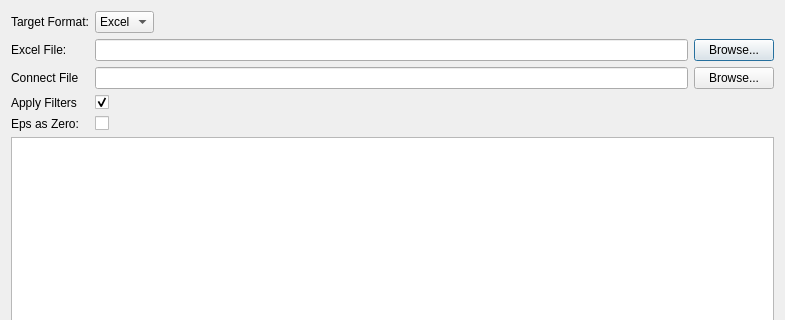
Qt form src/gdxviewer/exportdialog.ui (GAMS-dev/studio) before a commit; both pictures show x 0 to 785 and y 0 to 320 of the 785 by 627 pixel window.
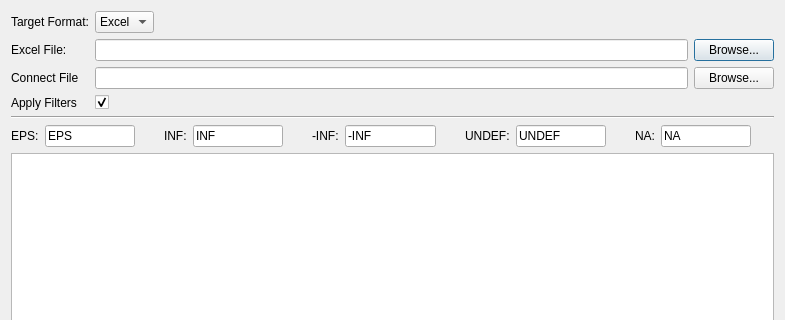
The same form after that commit.

Commit message: Allow customization of special values in export dialog

```diff
--- a/src/gdxviewer/exportdialog.ui
+++ b/src/gdxviewer/exportdialog.ui
@@ -19,9 +19,30 @@
   <layout class="QVBoxLayout" name="verticalLayout">
    <item>
     <layout class="QGridLayout" name="gridLayout">
+     <item row="0" column="0">
+      <widget class="QLabel" name="lTargetFormat">
+       <property name="text">
+        <string>Target Format:</string>
+       </property>
+      </widget>
+     </item>
+     <item row="1" column="2">
+      <widget class="QPushButton" name="pbBrowseExcel">
+       <property name="text">
+        <string>Browse...</string>
+       </property>
+      </widget>
+     </item>
      <item row="2" column="1">
       <widget class="QLineEdit" name="leConnect"/>
      </item>
+     <item row="3" column="0">
+      <widget class="QLabel" name="label">
+       <property name="text">
+        <string>Apply Filters</string>
+       </property>
+      </widget>
+     </item>
      <item row="3" column="1">
       <widget class="QCheckBox" name="cbFilter">
        <property name="text">
@@ -32,6 +53,30 @@
        </property>
       </widget>
      </item>
+     <item row="2" column="0">
+      <widget class="QLabel" name="label_2">
+       <property name="text">
+        <string>Connect File</string>
+       </property>
+      </widget>
+     </item>
+     <item row="2" column="2">
+      <widget class="QPushButton" name="pbBrowseConnect">
+       <property name="text">
+        <string>Browse...</string>
+       </property>
+      </widget>
+     </item>
+     <item row="1" column="1">
+      <widget class="QLineEdit" name="leExcel"/>
+     </item>
+     <item row="1" column="0">
+      <widget class="QLabel" name="lExcel">
+       <property name="text">
+        <string>Excel File:</string>
+       </property>
+      </widget>
+     </item>
      <item row="0" column="1">
       <layout class="QHBoxLayout" name="horizontalLayout_2">
        <item>
@@ -58,64 +103,192 @@
        </item>
       </layout>
      </item>
-     <item row="0" column="0">
-      <widget class="QLabel" name="lTargetFormat">
-       <property name="text">
-        <string>Target Format:</string>
-       </property>
-      </widget>
+    </layout>
+   </item>
+   <item>
+    <widget class="Line" name="line">
+     <property name="orientation">
+      <enum>Qt::Horizontal</enum>
+     </property>
+    </widget>
+   </item>
+   <item>
+    <layout class="QHBoxLayout" name="horizontalLayout_8">
+     <item>
+      <layout class="QHBoxLayout" name="horizontalLayout_3">
+       <item>
+        <widget class="QLabel" name="label_4">
+         <property name="text">
+          <string>EPS:</string>
+         </property>
+        </widget>
+       </item>
+       <item>
+        <widget class="QLineEdit" name="leEps">
+         <property name="enabled">
+          <bool>true</bool>
+         </property>
+         <property name="sizePolicy">
+          <sizepolicy hsizetype="Expanding" vsizetype="Fixed">
+           <horstretch>0</horstretch>
+           <verstretch>0</verstretch>
+          </sizepolicy>
+         </property>
+         <property name="text">
+          <string>EPS</string>
+         </property>
+        </widget>
+       </item>
+       <item>
+        <spacer name="horizontalSpacer_3">
+         <property name="orientation">
+          <enum>Qt::Horizontal</enum>
+         </property>
+         <property name="sizeHint" stdset="0">
+          <size>
+           <width>40</width>
+           <height>20</height>
+          </size>
+         </property>
+        </spacer>
+       </item>
+      </layout>
      </item>
-     <item row="1" column="2">
-      <widget class="QPushButton" name="pbBrowseExcel">
-       <property name="text">
-        <string>Browse...</string>
-       </property>
-      </widget>
+     <item>
+      <layout class="QHBoxLayout" name="horizontalLayout_4">
+       <item>
+        <widget class="QLabel" name="label_5">
+         <property name="text">
+          <string>INF:</string>
+         </property>
+        </widget>
+       </item>
+       <item>
+        <widget class="QLineEdit" name="lePosInf">
+         <property name="enabled">
+          <bool>true</bool>
+         </property>
+         <property name="text">
+          <string>INF</string>
+         </property>
+        </widget>
+       </item>
+       <item>
+        <spacer name="horizontalSpacer_4">
+         <property name="orientation">
+          <enum>Qt::Horizontal</enum>
+         </property>
+         <property name="sizeHint" stdset="0">
+          <size>
+           <width>40</width>
+           <height>20</height>
+          </size>
+         </property>
+        </spacer>
+       </item>
+      </layout>
      </item>
-     <item row="2" column="2">
-      <widget class="QPushButton" name="pbBrowseConnect">
-       <property name="text">
-        <string>Browse...</string>
-       </property>
-      </widget>
+     <item>
+      <layout class="QHBoxLayout" name="horizontalLayout_5">
+       <item>
+        <widget class="QLabel" name="label_6">
+         <property name="text">
+          <string>-INF:</string>
+         </property>
+        </widget>
+       </item>
+       <item>
+        <widget class="QLineEdit" name="leNegInf">
+         <property name="enabled">
+          <bool>true</bool>
+         </property>
+         <property name="text">
+          <string>-INF</string>
+         </property>
+        </widget>
+       </item>
+       <item>
+        <spacer name="horizontalSpacer_5">
+         <property name="orientation">
+          <enum>Qt::Horizontal</enum>
+         </property>
+         <property name="sizeHint" stdset="0">
+          <size>
+           <width>40</width>
+           <height>20</height>
+          </size>
+         </property>
+        </spacer>
+       </item>
+      </layout>
      </item>
-     <item row="1" column="1">
-      <widget class="QLineEdit" name="leExcel"/>
+     <item>
+      <layout class="QHBoxLayout" name="horizontalLayout_7">
+       <item>
+        <widget class="QLabel" name="label_8">
+         <property name="text">
+          <string>UNDEF:</string>
+         </property>
+        </widget>
+       </item>
+       <item>
+        <widget class="QLineEdit" name="leUndef">
+         <property name="enabled">
+          <bool>true</bool>
+         </property>
+         <property name="text">
+          <string>UNDEF</string>
+         </property>
+        </widget>
+       </item>
+       <item>
+        <spacer name="horizontalSpacer_7">
+         <property name="orientation">
+          <enum>Qt::Horizontal</enum>
+         </property>
+         <property name="sizeHint" stdset="0">
+          <size>
+           <width>40</width>
+           <height>20</height>
+          </size>
+         </property>
+        </spacer>
+       </item>
+      </layout>
      </item>
-     <item row="3" column="0">
-      <widget class="QLabel" name="label">
-       <property name="text">
-        <string>Apply Filters</string>
-       </property>
-      </widget>
-     </item>
-     <item row="1" column="0">
-      <widget class="QLabel" name="lExcel">
-       <property name="text">
-        <string>Excel File:</string>
-       </property>
-      </widget>
-     </item>
-     <item row="2" column="0">
-      <widget class="QLabel" name="label_2">
-       <property name="text">
-        <string>Connect File</string>
-       </property>
-      </widget>
-     </item>
-     <item row="4" column="0">
-      <widget class="QLabel" name="label_3">
-       <property name="text">
-        <string>Eps as Zero:</string>
-       </property>
-      </widget>
-     </item>
-     <item row="4" column="1">
-      <widget class="QCheckBox" name="cbEpsAsZero">
-       <property name="text">
-        <string/>
-       </property>
-      </widget>
+     <item>
+      <layout class="QHBoxLayout" name="horizontalLayout_6">
+       <item>
+        <widget class="QLabel" name="label_7">
+         <property name="text">
+          <string>NA:</string>
+         </property>
+        </widget>
+       </item>
+       <item>
+        <widget class="QLineEdit" name="leNA">
+         <property name="enabled">
+          <bool>true</bool>
+         </property>
+         <property name="text">
+          <string>NA</string>
+         </property>
+        </widget>
+       </item>
+       <item>
+        <spacer name="horizontalSpacer_6">
+         <property name="orientation">
+          <enum>Qt::Horizontal</enum>
+         </property>
+         <property name="sizeHint" stdset="0">
+          <size>
+           <width>40</width>
+           <height>20</height>
+          </size>
+         </property>
+        </spacer>
+       </item>
+      </layout>
      </item>
     </layout>
    </item>
```
The commit also changes 4 other files.
